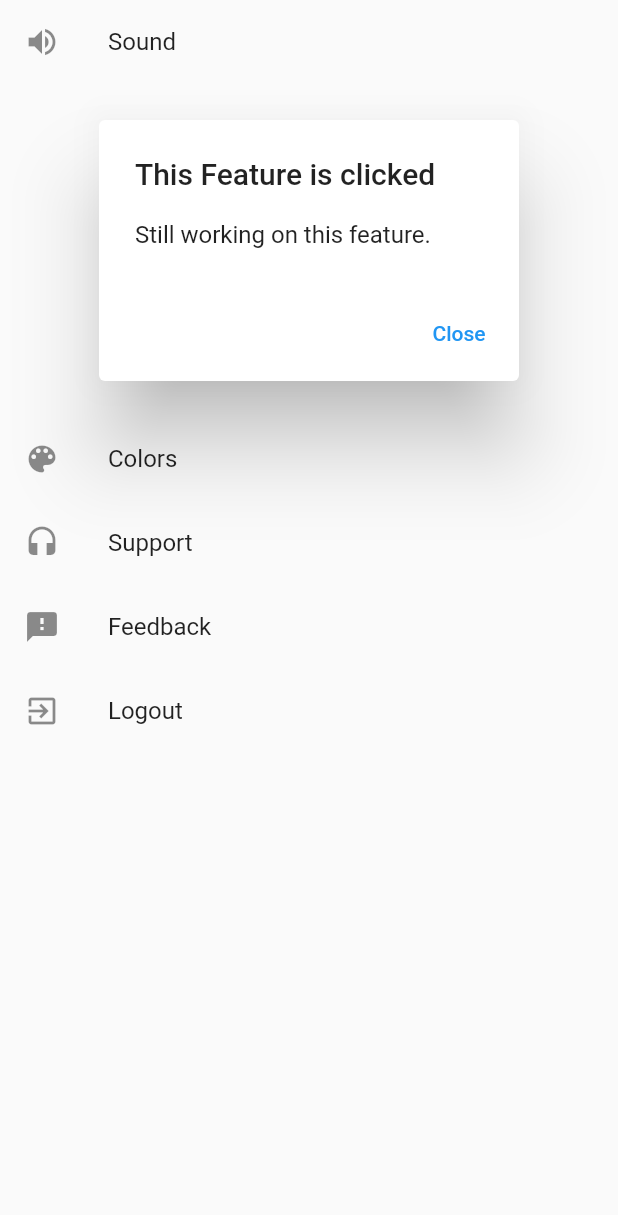
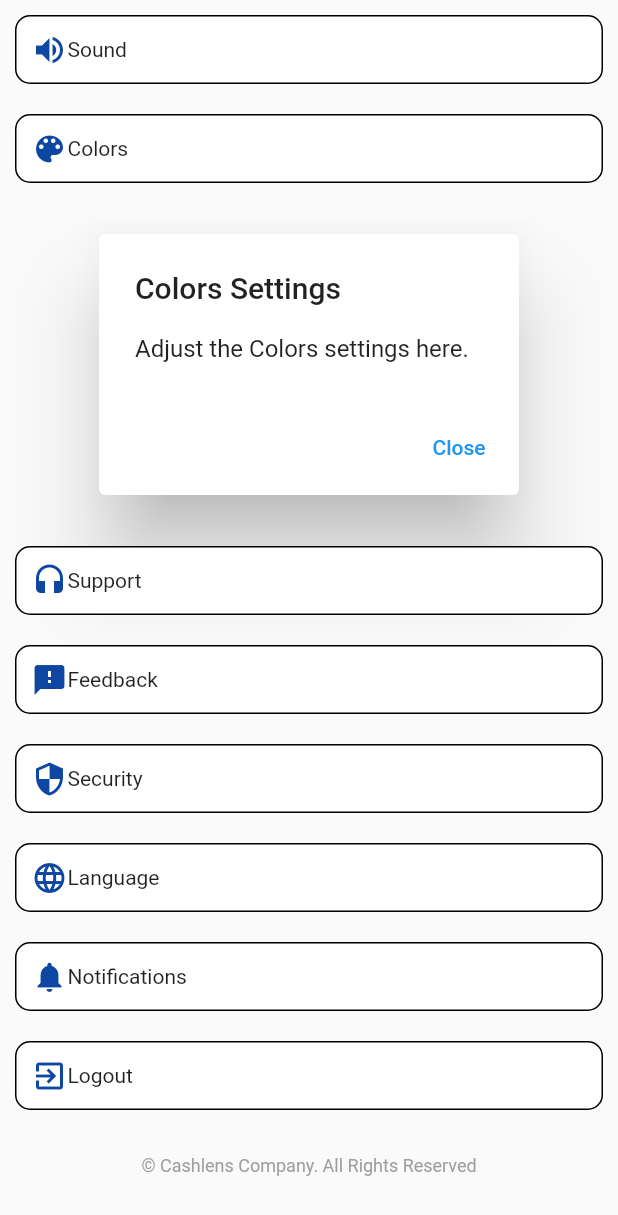
Before and after one commit to Kayiichin/cc206-CashLens-, a Flutter app: the SettingsList widget shown alone on an empty page, opened directly, after a tap on "Sound", after a tap on "Close", after a tap on "Colors", on a phone screen of 412 x 824 dp. Shown: the top 1215 px of the screen. Run offline on Flutter 3.47's test engine with Material 2 defaults, Android fonts, the phone set to English and light mode, and no system bars; statements that could not run were skipped.

Commit message:
Update settings_page.dart

```diff
--- a/lib/settings_page.dart
+++ b/lib/settings_page.dart
@@ -10,7 +10,8 @@ class Feature3 extends StatelessWidget {
     return MaterialApp(
       home: Scaffold(
         appBar: AppBar(
-          title: Text('Settings'),
+          title: Text('CashLens Settings'),
+           backgroundColor: Colors.blue[900],
         ),
         body: SettingsList(),
       ),
@@ -25,71 +26,118 @@ class SettingsList extends StatefulWidget {
 
 class _SettingsListState extends State<SettingsList> {
   bool isSoundDialogOpen = false;
+  bool isColorsDialogOpen = false;
+  bool isSupportDialogOpen = false;
+  bool isFeedbackDialogOpen = false;
+  bool isSecurityDialogOpen = false;
+  bool isLanguageDialogOpen = false;
+  bool isNotificationsDialogOpen = false;
 
-  void openSoundDialog() {
+  void openDialog(String feature) {
     setState(() {
-      isSoundDialogOpen = true;
+      if (feature == 'Sound') {
+        isSoundDialogOpen = true;
+      } else if (feature == 'Colors') {
+        isColorsDialogOpen = true;
+      } else if (feature == 'Support') {
+        isSupportDialogOpen = true;
+      } else if (feature == 'Feedback') {
+        isFeedbackDialogOpen = true;
+      } else if (feature == 'Security') {
+        isSecurityDialogOpen = true;
+      } else if (feature == 'Language') {
+        isLanguageDialogOpen = true;
+      } else if (feature == 'Notifications') {
+        isNotificationsDialogOpen = true;
+      }
     });
   }
 
-  void closeSoundDialog() {
+  void closeDialog(String feature) {
     setState(() {
-      isSoundDialogOpen = false;
+      if (feature == 'Sound') {
+        isSoundDialogOpen = false;
+      } else if (feature == 'Colors') {
+        isColorsDialogOpen = false;
+      } else if (feature == 'Support') {
+        isSupportDialogOpen = false;
+      } else if (feature == 'Feedback') {
+        isFeedbackDialogOpen = false;
+      } else if (feature == 'Security') {
+        isSecurityDialogOpen = false;
+      } else if (feature == 'Language') {
+        isLanguageDialogOpen = false;
+      } else if (feature == 'Notifications') {
+        isNotificationsDialogOpen = false;
+      }
     });
+  }
+
+  Widget buildSettingItem(IconData icon, String text, bool isDialogOpen) {
+    return Column(
+      children: [
+        GestureDetector(
+          onTap: () {
+            openDialog(text);
+          },
+          child: Container(
+            margin: EdgeInsets.all(10),
+            padding: EdgeInsets.all(10),
+            decoration: BoxDecoration(
+              border: Border.all(color: Colors.black),
+              borderRadius: BorderRadius.circular(10),
+              color: Colors.white,
+            ),
+            child: Row(
+              children: [
+                Icon(
+                  icon,
+                  color: Colors.blue[900],
+                ),
+                Text(text),
+              ],
+            ),
+          ),
+        ),
+        if (isDialogOpen)
+          AlertDialog(
+            title: Text('$text Settings'),
+            content: Text('Adjust the $text settings here.'),
+            actions: <Widget>[
+              TextButton(
+                child: Text('Close'),
+                onPressed: () {
+                  closeDialog(text);
+                },
+              ),
+            ],
+          ),
+      ],
+    );
   }
 
   @override
   Widget build(BuildContext context) {
     return ListView(
       children: <Widget>[
-        ListTile(
-          leading: Icon(Icons.volume_up), // Volume icon
-          title: Text('Sound'),
-          onTap: () {
-            openSoundDialog();
-          },
-        ),
-        if (isSoundDialogOpen)
-          AlertDialog(
-            title: Text('This Feature is clicked'),
-            content: Text('Still working on this feature.'),
-            actions: <Widget>[
-              TextButton(
-                child: Text('Close'),
-                onPressed: () {
-                  closeSoundDialog();
-                },
-              ),
-            ],
+        buildSettingItem(Icons.volume_up, 'Sound', isSoundDialogOpen),
+        buildSettingItem(Icons.color_lens, 'Colors', isColorsDialogOpen),
+        buildSettingItem(Icons.headset, 'Support', isSupportDialogOpen),
+        buildSettingItem(Icons.feedback, 'Feedback', isFeedbackDialogOpen),
+        buildSettingItem(Icons.security, 'Security', isSecurityDialogOpen),
+        buildSettingItem(Icons.language, 'Language', isLanguageDialogOpen),
+        buildSettingItem(Icons.notifications, 'Notifications', isNotificationsDialogOpen),
+        buildSettingItem(Icons.exit_to_app, 'Logout', false),
+        SizedBox(height: 20),
+        Align(
+          alignment: Alignment.center,
+          child: Text(
+            '© Cashlens Company. All Rights Reserved',
+            style: TextStyle(
+              fontSize: 12,
+              color: Colors.grey,
+            ),
           ),
-     ListTile(
-          leading: Icon(Icons.color_lens), // Color palette icon
-          title: Text('Colors'),
-          onTap: () {
-            openSoundDialog();
-          },
-        ),
-
-        ListTile(
-          leading: Icon(Icons.headset), // Support icon
-          title: Text('Support'),
-          onTap: () {
-            openSoundDialog();
-          },
-        ),
-        ListTile(
-          leading: Icon(Icons.feedback), // Feedback icon
-          title: Text('Feedback'),
-          onTap: () {
-            openSoundDialog();
-          },
-        ),
-        ListTile(
-          leading: Icon(Icons.exit_to_app), // Logout icon
-          title: Text('Logout'),
-          onTap: () {
-            openSoundDialog();
-          },
         ),
       ],
     );
```
